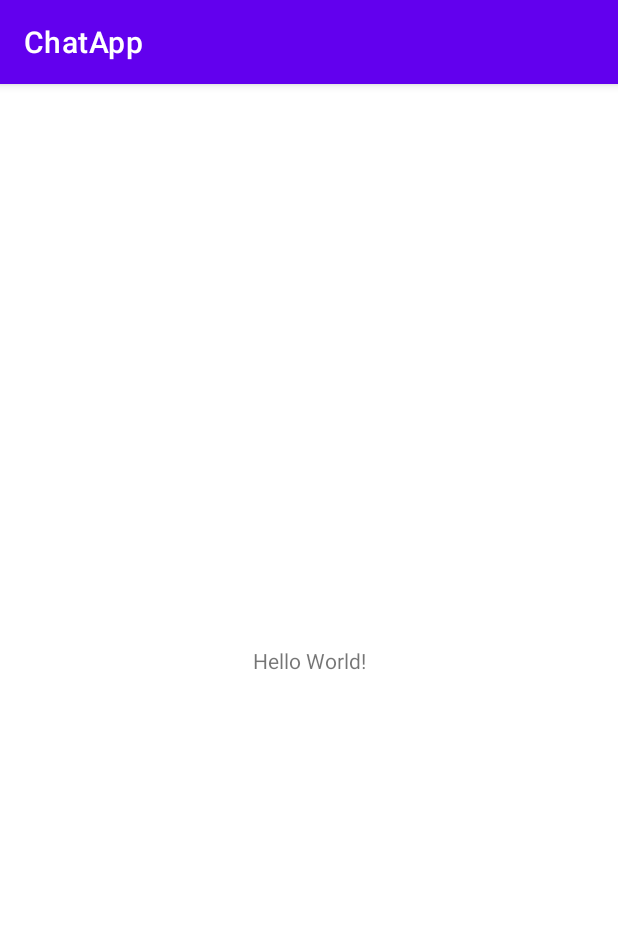
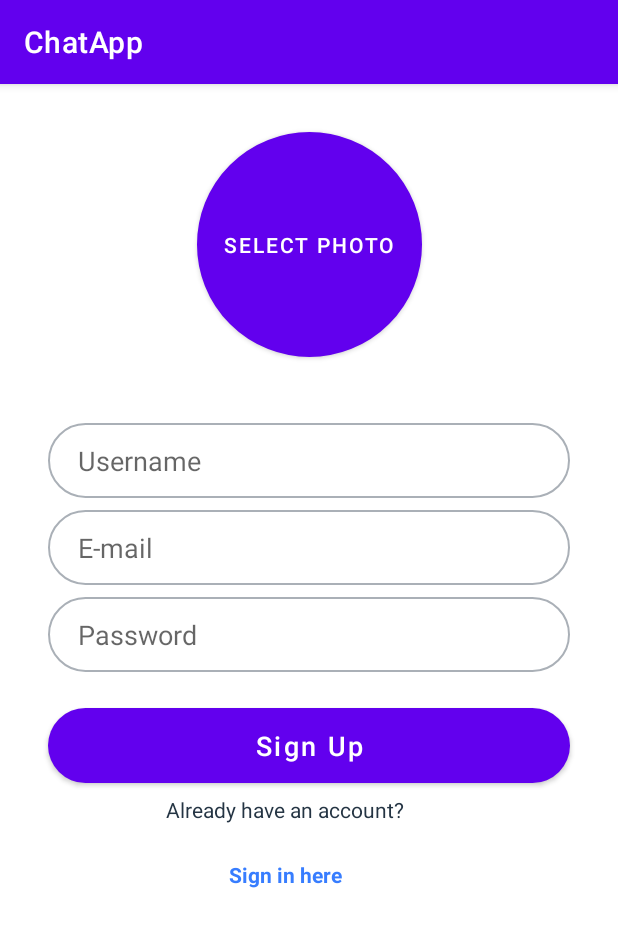
Before and after one commit to Trefluuu/Chat-App, an Android app: the screen it shows after launch (MainActivity before the commit, RegisterActivity after it), on a phone screen of 412 x 824 dp. Shown: the top 927 px of the screen. Run offline under Robolectric (Android 15) with nearby library versions, the phone set to English and light mode, and no system bars; our stand-ins replace CircleImageView, Firebase (no records; nobody signed in at launch, a user with empty details on screens opened directly).

Commit message:
Add register activity

```diff
--- a/app/build.gradle
+++ b/app/build.gradle
@@ -48,4 +48,6 @@ dependencies {
     implementation 'com.google.firebase:firebase-auth-ktx'
     implementation 'com.google.firebase:firebase-storage-ktx'
     implementation 'com.google.firebase:firebase-database-ktx'
+
+    implementation 'de.hdodenhof:circleimageview:3.1.0'
 }
--- a/app/src/main/AndroidManifest.xml
+++ b/app/src/main/AndroidManifest.xml
@@ -10,7 +10,7 @@
         android:supportsRtl="true"
         android:theme="@style/Theme.ChatApp">
         <activity
-            android:name=".MainActivity"
+            android:name=".RegisterActivity"
             android:exported="true">
             <intent-filter>
                 <action android:name="android.intent.action.MAIN" />
--- a/app/src/main/java/com/example/chatapp/MainActivity.kt
+++ /dev/null
@@ -1,11 +0,0 @@
-package com.example.chatapp
-
-import androidx.appcompat.app.AppCompatActivity
-import android.os.Bundle
-
-class MainActivity : AppCompatActivity() {
-    override fun onCreate(savedInstanceState: Bundle?) {
-        super.onCreate(savedInstanceState)
-        setContentView(R.layout.activity_main)
-    }
-}
--- /dev/null
+++ b/app/src/main/java/com/example/chatapp/RegisterActivity.kt
@@ -0,0 +1,94 @@
+package com.example.chatapp
+
+import android.app.Activity
+import android.content.Intent
+import android.net.Uri
+import androidx.appcompat.app.AppCompatActivity
+import android.os.Bundle
+import android.provider.MediaStore
+import android.util.Log
+import android.widget.Toast
+import com.google.firebase.auth.FirebaseAuth
+import com.google.firebase.database.FirebaseDatabase
+import com.google.firebase.storage.FirebaseStorage
+import kotlinx.android.synthetic.main.activity_register.*
+import java.util.*
+
+class RegisterActivity : AppCompatActivity() {
+    override fun onCreate(savedInstanceState: Bundle?) {
+        super.onCreate(savedInstanceState)
+        setContentView(R.layout.activity_register)
+
+        btnRegister_register.setOnClickListener {
+            peformSignUp()
+        }
+
+
+        btnSelectPhoto_register.setOnClickListener {
+            val intent = Intent(Intent.ACTION_PICK)
+            intent.type = "image/*"
+            startActivityForResult(intent, 0)
+        }
+    }
+
+    private fun peformSignUp() {
+        val email = email_editText_register.text.toString()
+        val password = password_editText_register.text.toString()
+
+        if (email.isEmpty()) {
+            Toast.makeText(this, "Please enter email address", Toast.LENGTH_LONG).show()
+            return
+        }
+        if (password.isEmpty()) {
+            Toast.makeText(this, "Please enter password", Toast.LENGTH_LONG).show()
+            return
+        }
+
+        FirebaseAuth.getInstance().createUserWithEmailAndPassword(email, password)
+            .addOnCompleteListener {
+                if (!it.isSuccessful) return@addOnCompleteListener
+
+                uploadImageToFirebaseStorage()
+            }
+            .addOnFailureListener {
+                Toast.makeText(this, "${it.message}", Toast.LENGTH_LONG).show()
+            }
+    }
+
+    private fun uploadImageToFirebaseStorage() {
+        if (selectedPhotoUri == null) return
+
+        val filename = UUID.randomUUID().toString()
+        val ref = FirebaseStorage.getInstance().getReference("/images/$filename")
+
+        ref.putFile(selectedPhotoUri!!)
+            .addOnSuccessListener {
+                ref.downloadUrl.addOnSuccessListener {
+                    Log.d("RegisterActivity", "File location: $it")
+
+                    saveUserToDB(it.toString())
+                }
+            }
+    }
+
+    private fun saveUserToDB(profileImageUrl: String) {
+        val uid = FirebaseAuth.getInstance().uid ?:""
+        val ref = FirebaseDatabase.getInstance("https://chatapp-a0cb5-default-rtdb.europe-west1.firebasedatabase.app").getReference("/users/$uid")
+
+        val user = UserModel(uid, username_editText_register.text.toString(), profileImageUrl)
+
+        ref.setValue(user)
+    }
+
+    var selectedPhotoUri: Uri? = null
+
+    override fun onActivityResult(requestCode: Int, resultCode: Int, data: Intent?) {
+        super.onActivityResult(requestCode, resultCode, data)
+        if (requestCode == 0 && resultCode == Activity.RESULT_OK && data != null) {
+            selectedPhotoUri = data.data
+            val bitmap = MediaStore.Images.Media.getBitmap(contentResolver, selectedPhotoUri)
+            selectPhoto_imageView_register.setImageBitmap(bitmap)
+            btnSelectPhoto_register.alpha = 0f
+        }
+    }
+}
--- /dev/null
+++ b/app/src/main/java/com/example/chatapp/UserModel.kt
@@ -0,0 +1,4 @@
+package com.example.chatapp
+
+class UserModel(val uid: String, val username: String, val profileImageUrl: String) {
+}
--- /dev/null
+++ b/app/src/main/res/drawable/border.xml
@@ -0,0 +1,6 @@
+<?xml version="1.0" encoding="utf-8"?>
+<shape xmlns:android="http://schemas.android.com/apk/res/android">
+    <solid android:color="@android:color/white" />
+    <stroke android:width="1dip" android:color="#AAB0B7"/>
+    <corners android:radius="25dp"/>
+</shape>
--- /dev/null
+++ b/app/src/main/res/drawable/border_button.xml
@@ -0,0 +1,5 @@
+<?xml version="1.0" encoding="utf-8"?>
+<shape xmlns:android="http://schemas.android.com/apk/res/android">
+    <solid android:color="@color/btnPrimary" />
+    <corners android:radius="25dp"/>
+</shape>
--- /dev/null
+++ b/app/src/main/res/drawable/circle_button.xml
@@ -0,0 +1,7 @@
+<?xml version="1.0" encoding="utf-8"?>
+<shape xmlns:android="http://schemas.android.com/apk/res/android">
+
+    <solid android:color="@color/white"/>
+    <corners android:radius="75dp"/>
+    <stroke android:width="1dip" android:color="#AAB0B7"/>
+</shape>
--- a/app/src/main/res/layout/activity_main.xml
+++ /dev/null
@@ -1,18 +0,0 @@
-<?xml version="1.0" encoding="utf-8"?>
-<androidx.constraintlayout.widget.ConstraintLayout xmlns:android="http://schemas.android.com/apk/res/android"
-    xmlns:app="http://schemas.android.com/apk/res-auto"
-    xmlns:tools="http://schemas.android.com/tools"
-    android:layout_width="match_parent"
-    android:layout_height="match_parent"
-    tools:context=".MainActivity">
-
-    <TextView
-        android:layout_width="wrap_content"
-        android:layout_height="wrap_content"
-        android:text="Hello World!"
-        app:layout_constraintBottom_toBottomOf="parent"
-        app:layout_constraintLeft_toLeftOf="parent"
-        app:layout_constraintRight_toRightOf="parent"
-        app:layout_constraintTop_toTopOf="parent" />
-
-</androidx.constraintlayout.widget.ConstraintLayout>
--- /dev/null
+++ b/app/src/main/res/layout/activity_register.xml
@@ -0,0 +1,131 @@
+<?xml version="1.0" encoding="utf-8"?>
+<androidx.constraintlayout.widget.ConstraintLayout xmlns:android="http://schemas.android.com/apk/res/android"
+    xmlns:app="http://schemas.android.com/apk/res-auto"
+    xmlns:tools="http://schemas.android.com/tools"
+    android:layout_width="match_parent"
+    android:layout_height="match_parent"
+    tools:context=".RegisterActivity">
+
+    <EditText
+        android:id="@+id/username_editText_register"
+        android:layout_width="0dp"
+        android:layout_height="50dp"
+        android:layout_marginStart="32dp"
+        android:layout_marginTop="44dp"
+        android:layout_marginEnd="32dp"
+        android:background="@drawable/border"
+        android:ems="18"
+        android:hint="Username"
+        android:inputType="textPersonName"
+        android:paddingStart="20dp"
+        android:paddingLeft="20dp"
+        android:paddingEnd="20dp"
+        android:paddingRight="20dp"
+        app:layout_constraintEnd_toEndOf="parent"
+        app:layout_constraintHorizontal_bias="0.0"
+        app:layout_constraintStart_toStartOf="parent"
+        app:layout_constraintTop_toBottomOf="@+id/btnSelectPhoto_register" />
+
+    <TextView
+        android:id="@+id/signIn_textView_register"
+        android:layout_width="0dp"
+        android:layout_height="wrap_content"
+        android:layout_marginTop="24dp"
+        android:gravity="center_horizontal"
+        android:text="Sign in here"
+        android:textAlignment="center"
+        android:textColor="@color/btnPrimary"
+        android:textSize="14dp"
+        android:textStyle="bold"
+        app:layout_constraintEnd_toEndOf="@+id/textView2"
+        app:layout_constraintHorizontal_bias="0.0"
+        app:layout_constraintStart_toStartOf="@+id/textView2"
+        app:layout_constraintTop_toBottomOf="@+id/textView2" />
+
+    <EditText
+        android:id="@+id/email_editText_register"
+        android:layout_width="0dp"
+        android:layout_height="50dp"
+        android:layout_marginTop="8dp"
+        android:background="@drawable/border"
+        android:ems="18"
+        android:hint="E-mail"
+        android:inputType="textEmailAddress"
+        android:paddingStart="20dp"
+        android:paddingLeft="20dp"
+        android:paddingEnd="20dp"
+        android:paddingRight="20dp"
+        app:layout_constraintEnd_toEndOf="@+id/username_editText_register"
+        app:layout_constraintHorizontal_bias="0.0"
+        app:layout_constraintStart_toStartOf="@+id/username_editText_register"
+        app:layout_constraintTop_toBottomOf="@+id/username_editText_register" />
+
+    <EditText
+        android:id="@+id/password_editText_register"
+        android:layout_width="0dp"
+        android:layout_height="50dp"
+        android:layout_marginTop="8dp"
+        android:background="@drawable/border"
+        android:ems="18"
+        android:hint="Password"
+        android:inputType="textPassword"
+        android:paddingStart="20dp"
+        android:paddingLeft="20dp"
+        android:paddingEnd="20dp"
+        android:paddingRight="20dp"
+        app:layout_constraintEnd_toEndOf="@+id/email_editText_register"
+        app:layout_constraintHorizontal_bias="0.0"
+        app:layout_constraintStart_toStartOf="@+id/email_editText_register"
+        app:layout_constraintTop_toBottomOf="@+id/email_editText_register" />
+
+    <TextView
+        android:id="@+id/textView2"
+        android:layout_width="wrap_content"
+        android:layout_height="wrap_content"
+        android:layout_marginTop="8dp"
+        android:text="Already have an account?"
+        android:textColor="@color/haveAnAccount"
+        android:textSize="14dp"
+        app:layout_constraintEnd_toEndOf="@+id/btnRegister_register"
+        app:layout_constraintHorizontal_bias="0.414"
+        app:layout_constraintStart_toStartOf="@+id/btnRegister_register"
+        app:layout_constraintTop_toBottomOf="@+id/btnRegister_register" />
+
+    <Button
+        android:id="@+id/btnRegister_register"
+        android:layout_width="0dp"
+        android:layout_height="50dp"
+        android:layout_marginTop="24dp"
+        android:background="@drawable/border_button"
+        android:text="Sign Up"
+        android:textAllCaps="false"
+        android:textColor="@color/white"
+        android:textSize="18dp"
+        app:layout_constraintEnd_toEndOf="@+id/password_editText_register"
+        app:layout_constraintHorizontal_bias="0.0"
+        app:layout_constraintStart_toStartOf="@+id/password_editText_register"
+        app:layout_constraintTop_toBottomOf="@+id/password_editText_register" />
+
+    <Button
+        android:id="@+id/btnSelectPhoto_register"
+        android:layout_width="150dp"
+        android:layout_height="150dp"
+        android:layout_marginTop="32dp"
+        android:alpha="1"
+        android:background="@drawable/circle_button"
+        android:text="Select Photo"
+        app:layout_constraintEnd_toEndOf="parent"
+        app:layout_constraintStart_toStartOf="parent"
+        app:layout_constraintTop_toTopOf="parent" />
+
+    <de.hdodenhof.circleimageview.CircleImageView
+        android:id="@+id/selectPhoto_imageView_register"
+        android:layout_width="150dp"
+        android:layout_height="150dp"
+        app:civ_border_width="1dp"
+        app:layout_constraintBottom_toBottomOf="@+id/btnSelectPhoto_register"
+        app:layout_constraintEnd_toEndOf="@+id/btnSelectPhoto_register"
+        app:layout_constraintStart_toStartOf="@+id/btnSelectPhoto_register"
+        app:layout_constraintTop_toTopOf="@+id/btnSelectPhoto_register" />
+
+</androidx.constraintlayout.widget.ConstraintLayout>
--- a/app/src/main/res/values/colors.xml
+++ b/app/src/main/res/values/colors.xml
@@ -7,4 +7,7 @@
     <color name="teal_700">#FF018786</color>
     <color name="black">#FF000000</color>
     <color name="white">#FFFFFFFF</color>
+    <color name="btnPrimary">#377DFF</color>
+    <color name="haveAnAccount">#243443</color>
+    <color name="title">#7FAB21</color>
 </resources>
```
